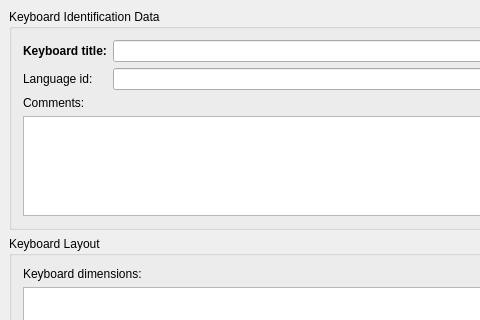
First picture: the form in src/ui/ktouchkeyboardeditordialog.ui, repository KDE/ktouch, before the edit; both pictures show x 0 to 480 and y 0 to 320 of the 779 by 545 pixel window.
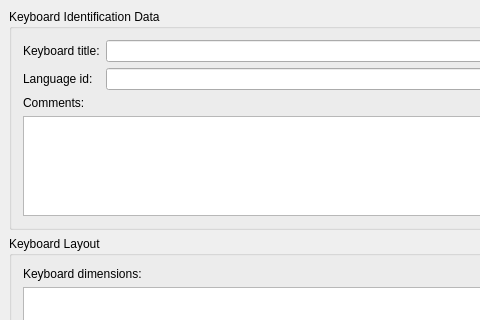
Second picture: the form after the edit.

```diff
--- a/src/ui/ktouchkeyboardeditordialog.ui
+++ b/src/ui/ktouchkeyboardeditordialog.ui
@@ -65,17 +65,6 @@
         </property>
         <item row="0" column="0" >
          <widget class="QLabel" name="titleLabel" >
-          <property name="font" >
-           <font>
-            <family>Helvetica</family>
-            <pointsize>9</pointsize>
-            <weight>75</weight>
-            <italic>false</italic>
-            <bold>true</bold>
-            <underline>false</underline>
-            <strikeout>false</strikeout>
-           </font>
-          </property>
           <property name="text" >
            <string>Keyboard title:</string>
           </property>
```
